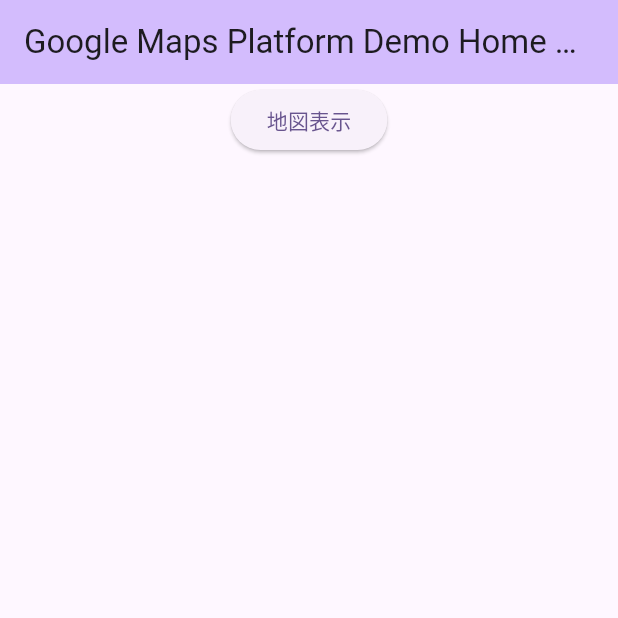
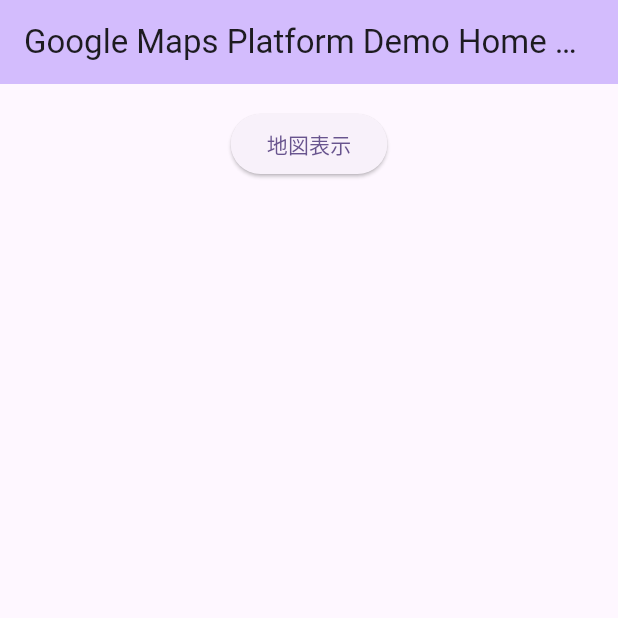
Before and after one commit to a-sasaoka/google_maps_platform, a Flutter app: the screen it shows after launch, on a phone screen of 412 x 824 dp, the top half of it. Run offline on Flutter 3.47's test engine with Material 3 defaults, Android fonts, the phone set to English and light mode, and no system bars; our stand-ins replace gap, google_maps_flutter.

```diff
--- a/lib/main.dart
+++ b/lib/main.dart
@@ -1,4 +1,5 @@
 import 'package:flutter/material.dart';
+import 'package:gap/gap.dart';
 import 'package:google_maps_platform/map_view.dart';
 
 void main() {
@@ -45,7 +46,10 @@ class _MyHomePageState extends State<MyHomePage> {
       ),
       body: SingleChildScrollView(
         child: SafeArea(
-          child: Center(
+          child: Column(
+            children: [
+              const Gap(16),
+              Center(
                 child: ElevatedButton(
                   onPressed: () {
                     Navigator.push(
@@ -60,6 +64,8 @@ class _MyHomePageState extends State<MyHomePage> {
                   ),
                 ),
               ),
+            ],
+          ),
         ),
       ),
     );
--- a/pubspec.yaml
+++ b/pubspec.yaml
@@ -35,6 +35,7 @@ dependencies:
   flutter:
     sdk: flutter
 
+  gap: ^3.0.1
   google_maps_flutter: ^2.9.0
 
 dev_dependencies:
```
Also changed, not shown: lib/map_view.dart (+52 -0 lines), pubspec.lock. Lines whose indentation alone changed are shown as unchanged.
